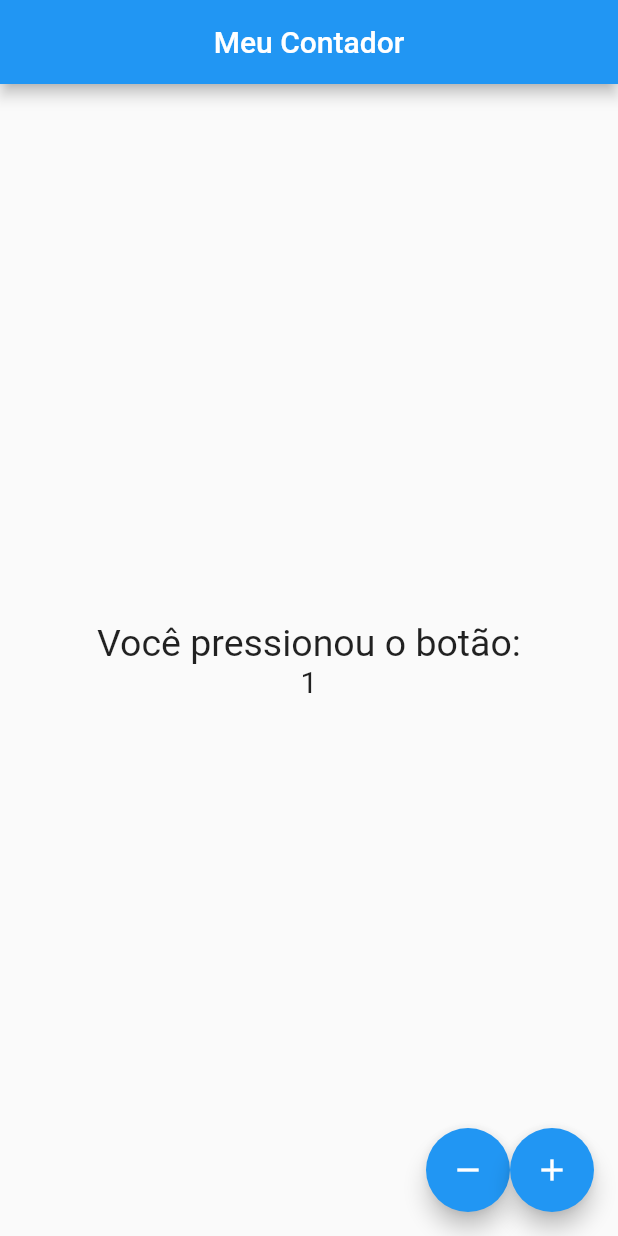
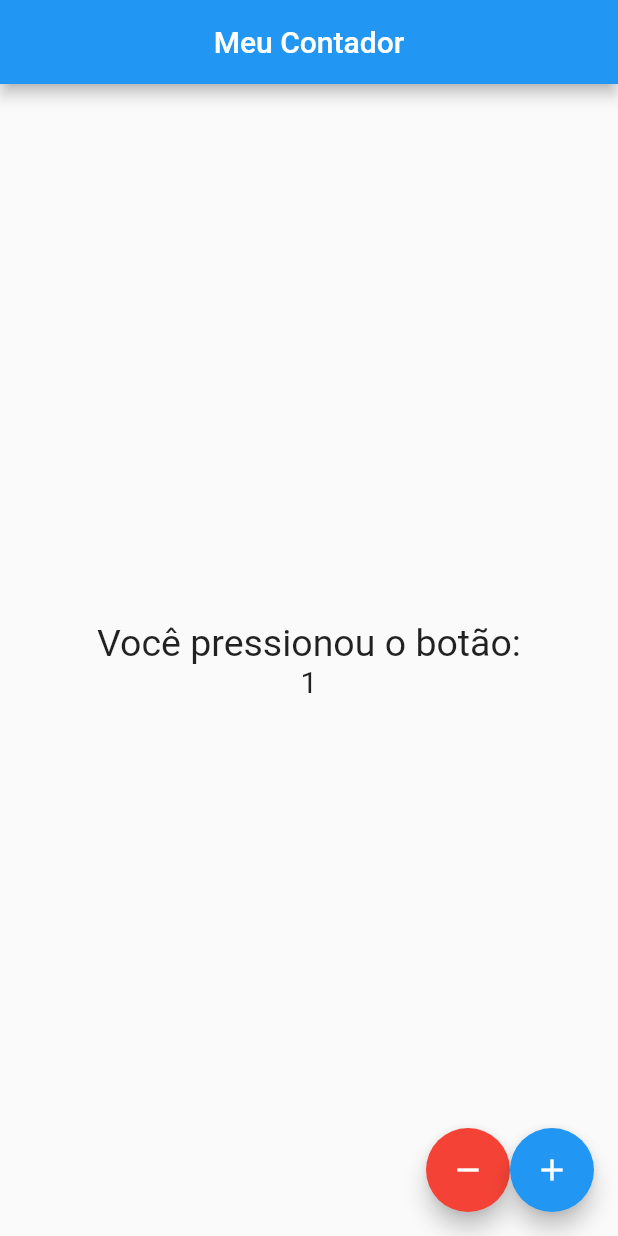
Before and after one commit to Victor-Moura-DEV/Counter01, a Flutter app: the screen it shows after launch, after a tap on the "add" icon, on a phone screen of 412 x 824 dp. Run offline on Flutter 3.47's test engine with Material 2 defaults, Android fonts, the phone set to English and light mode, and no system bars.

Commit message:
Atividade M01-A06 desenvolvida com funcao

```diff
--- a/lib/main.dart
+++ b/lib/main.dart
@@ -15,6 +15,18 @@ class CounterScreen extends StatefulWidget {
 
 class _CounterScreenState extends State<CounterScreen> {
   var resultado = 0;
+
+  void operacao(bool eSoma) {
+    if (eSoma) {
+      setState(() {
+        resultado += 1;
+      });
+    } else {
+      setState(() {
+        resultado -= 1;
+      });
+    }
+  }
 
   @override
   Widget build(BuildContext context) {
@@ -47,29 +59,33 @@ class _CounterScreenState extends State<CounterScreen> {
       floatingActionButton: Row(
         mainAxisAlignment: MainAxisAlignment.end,
         children: [
-          FloatingActionButton(
-            onPressed: resultado == 0
+          buildFloatingActionBottom(
+            Icons.remove,
+            resultado == 0
                 ? null
                 : () {
-                    print('Botão pressionado');
-                    setState(() {
-                      resultado -= 1;
-                    });
+                    operacao(false);
                   },
-            child: Icon(Icons.remove),
-            backgroundColor: resultado == 0 ? Colors.grey : Colors.blue,
+            backgroundColor: resultado == 0 ? Colors.grey : Colors.red,
           ),
-          FloatingActionButton(
-            onPressed: () {
-              print('Botão pressionado');
-              setState(() {
-                resultado += 1;
-              });
+          buildFloatingActionBottom(
+            Icons.add,
+            () {
+              operacao(true);
             },
-            child: Icon(Icons.add),
           ),
         ],
       ),
     );
   }
+
+  FloatingActionButton buildFloatingActionBottom(
+      IconData icon, Function pressed,
+      {Color backgroundColor}) {
+    return FloatingActionButton(
+      backgroundColor: backgroundColor,
+      onPressed: pressed,
+      child: Icon(icon),
+    );
+  }
 }
```
